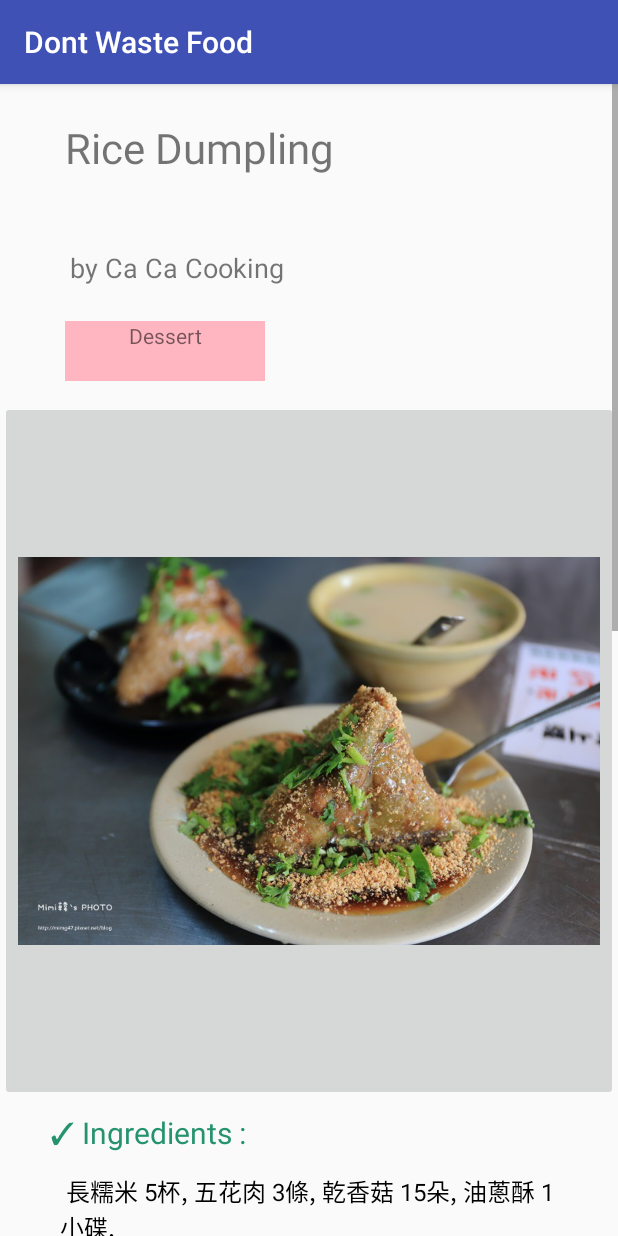
After one commit to turtle11311/Dont-Waste-Food, an Android app: the RecipeActivity screen opened directly, with no data from a screen before it, on a phone screen of 412 x 824 dp. The commit adds this screen. Run offline under Robolectric (Android 15) with nearby library versions, the phone set to English and light mode, and no system bars.

Commit message:
Add recipe activity

```diff
--- a/app/src/main/AndroidManifest.xml
+++ b/app/src/main/AndroidManifest.xml
@@ -28,7 +28,8 @@
                 <category android:name="android.intent.category.LAUNCHER" />
             </intent-filter>
         </activity>
-        <activity android:name=".CustomerProfileActivity"></activity>
+        <activity android:name=".CustomerProfileActivity" />
+        <activity android:name=".RecipeActivity" />
     </application>
 
 </manifest>
--- a/app/src/main/java/com/dwf/dontwastefood/HomeFragment.kt
+++ b/app/src/main/java/com/dwf/dontwastefood/HomeFragment.kt
@@ -43,6 +43,10 @@ class HomeFragment : Fragment() {
             // Iris add
             val imageView: ImageButton = view.findViewById(R.id.imageView)
             imageView.setImageResource(R.drawable.food_bar1)
+
+            imageView.setOnClickListener {
+                mListener?.onRecipeClicked(Uri.EMPTY)
+            }
 
             // mini_food bar
             val tr_pic: TableRow = view.findViewById(R.id.mini_food_bar)
@@ -140,7 +144,7 @@ class HomeFragment : Fragment() {
     // TODO: Rename method, update argument and hook method into UI event
     fun onButtonPressed(uri: Uri) {
         if (mListener != null) {
-            mListener!!.onFragmentInteraction(uri)
+            mListener?.onRecipeClicked(uri)
         }
     }
 
@@ -168,8 +172,7 @@ class HomeFragment : Fragment() {
      * See the Android Training lesson [Communicating with Other Fragments](http://developer.android.com/training/basics/fragments/communicating.html) for more information.
      */
     interface OnFragmentInteractionListener {
-        // TODO: Update argument type and name
-        fun onFragmentInteraction(uri: Uri)
+        fun onRecipeClicked(uri: Uri)
     }
 
     companion object {
--- a/app/src/main/java/com/dwf/dontwastefood/MainActivity.kt
+++ b/app/src/main/java/com/dwf/dontwastefood/MainActivity.kt
@@ -1,5 +1,7 @@
 package com.dwf.dontwastefood
 
+import android.content.Intent
+import android.net.Uri
 import android.os.Bundle
 import android.support.design.widget.BottomNavigationView
 import android.support.v4.app.FragmentManager
@@ -9,7 +11,9 @@ import android.util.Log
 import com.dwf.dontwastefood.proto.UserModel
 import kotlinx.android.synthetic.main.activity_main.*
 
-class MainActivity : AppCompatActivity(), RecipeCategoryFragment.OnListFragmentInteractionListener {
+class MainActivity : AppCompatActivity(),
+        RecipeCategoryFragment.OnListFragmentInteractionListener,
+        HomeFragment.OnFragmentInteractionListener {
 
 
     private val fragmentManager: FragmentManager = supportFragmentManager
@@ -63,6 +67,11 @@ class MainActivity : AppCompatActivity(), RecipeCategoryFragment.OnListFragmentI
         Log.d(TAG, item?.name)
     }
 
+    override fun onRecipeClicked(uri: Uri) {
+        val intent = Intent(this@MainActivity, RecipeActivity::class.java)
+        startActivity(intent)
+    }
+
     companion object {
         private val TAG = "MainActivity"
         var mUser: UserModel.User? = null
--- /dev/null
+++ b/app/src/main/java/com/dwf/dontwastefood/RecipeActivity.kt
@@ -0,0 +1,122 @@
+package com.dwf.dontwastefood
+
+import android.graphics.Color
+import android.os.Bundle
+import android.support.v7.app.AppCompatActivity
+import android.view.Gravity
+import android.view.ViewGroup
+import android.widget.*
+
+
+class RecipeActivity : AppCompatActivity() {
+
+    override fun onCreate(savedInstanceState: Bundle?) {
+        super.onCreate(savedInstanceState)
+        setContentView(R.layout.activity_recipe)
+
+        val ll = findViewById<LinearLayout>(R.id.recipe_detail)
+
+        val row_name = TableRow(this)
+        val row_lp = TableRow.LayoutParams(ViewGroup.LayoutParams.MATCH_PARENT, 150)
+        row_lp.setMargins(15, 5, 15, 0)
+        row_lp.gravity = Gravity.CENTER_HORIZONTAL
+        row_name.layoutParams = row_lp
+        row_name.setPadding(50, 30, 20, 20)
+        val food_name = "Rice Dumpling"
+        val name_lp = TableRow.LayoutParams(800, ViewGroup.LayoutParams.WRAP_CONTENT)
+        val name = TextView(this)
+        name.text = food_name
+        name.textSize = 28f
+        name.layoutParams = name_lp
+        row_name.addView(name)
+        val star = ImageButton(this)
+        val star_lp = TableRow.LayoutParams(150, 100)
+        var star_state = false
+        star.setBackgroundColor(Color.TRANSPARENT)
+        star.setOnClickListener {
+            star_state = !star_state
+            if (star_state)
+                star.setImageResource(android.R.drawable.btn_star_big_on)
+            else
+                star.setImageResource(android.R.drawable.btn_star_big_off)
+        }
+        if (star_state)
+            star.setImageResource(android.R.drawable.btn_star_big_on)
+        else
+            star.setImageResource(android.R.drawable.btn_star_big_off)
+        star.layoutParams = star_lp
+        row_name.addView(star)
+        ll.addView(row_name)
+
+        val author = TextView(this)
+        author.text = "by Ca Ca Cooking"
+        author.setPadding(70, 10, 50, 10)
+        author.textSize = 18f
+        ll.addView(author)
+
+        val row_lp2 = TableRow.LayoutParams(ViewGroup.LayoutParams.WRAP_CONTENT, 100)
+        row_lp2.setMargins(15, 5, 15, 0)
+        val row_star_and_class = TableRow(this)
+        row_star_and_class.setLayoutParams(row_lp2)
+        row_star_and_class.setPadding(50, 20, 20, 20)
+        val tag_lp = TableRow.LayoutParams(200, 100)
+        //tag_lp.gravity = Gravity.CENTER_HORIZONTAL;
+        val class_tag = TextView(this)
+        class_tag.layoutParams = tag_lp
+        class_tag.text = "Dessert"
+        class_tag.gravity = Gravity.CENTER_HORIZONTAL
+        class_tag.setBackgroundColor(Color.parseColor("#FFB6C1"))
+        row_star_and_class.addView(class_tag)
+        ll.addView(row_star_and_class)
+
+        val food = ImageButton(this)
+        food.setImageResource(R.drawable.food_bar1)
+        val food_lp = TableRow.LayoutParams(ViewGroup.LayoutParams.FILL_PARENT, 700)
+        //food_lp.setMargins(15,5,15,5);
+        food.scaleType = ImageView.ScaleType.FIT_CENTER
+        food.adjustViewBounds = true
+        food.layoutParams = food_lp
+        ll.addView(food)
+
+        val ingredients = TextView(this)
+        ingredients.text = "✓ Ingredients : "
+        ingredients.setPadding(50, 10, 50, 10)
+        ingredients.textSize = 20f
+        ingredients.setTextColor(Color.parseColor("#24936E"))
+        ll.addView(ingredients)
+
+        val ingredients_detail = TextView(this)
+        ingredients_detail.text = " 長糯米 5杯, 五花肉 3條, 乾香菇 15朵, 油蔥酥 1小碟,\n 蝦米 1小碟, 菜脯 150g, 粽葉 約30顆, 醬油 1大匙,\n 蠔油 1大匙, 米酒 1大匙, 冰糖 1小匙, 胡椒粉 少許,\n 香油 1匙"
+        ingredients_detail.textSize = 16f
+        ingredients_detail.setPadding(60, 10, 50, 10)
+        ingredients_detail.setTextColor(Color.BLACK)
+        ll.addView(ingredients_detail)
+
+        val cooking = TextView(this)
+        cooking.text = "✓ Cooking Methods : "
+        cooking.setPadding(50, 10, 50, 10)
+        cooking.textSize = 20f
+        cooking.setTextColor(Color.parseColor("#24936E"))
+        ll.addView(cooking)
+
+        val cooking_detail = TextView(this)
+        var receipe_text = "1. 煮一鍋滾水，加入少許的油，將粽葉放入汆燙10分鐘後瀝起，水龍頭開著以活水刷洗乾淨。\n"
+        receipe_text += "2. 長糯米泡水兩個小時後瀝乾。\n"
+        receipe_text += "3. 準備一個煮鍋，糯米放入後，加3匙的滷汁及2米杯量的水，外面放3米杯量的水蒸熟備用。\n"
+        receipe_text += "4. 先將1條五花肉切成細長狀下鍋煸香盛起，另2條五花肉切成塊狀，滷製後備用(可參考\"家常滷肉\"食譜哦)；乾香菇泡軟切細段，蝦米及菜脯泡水20分鐘後瀝乾備用。\n"
+        receipe_text += "5. 熱鍋加1匙沙拉油及1匙香油，依序將蝦米、香菇、菜脯、五花肉細條、油蔥酥下鍋炒香，以1大匙的醬油、1大匙的蠔油、1大匙的米酒、1小匙的冰糖、少許的胡椒粉調味，加入2碗量的水煨炒至稍微收汁關火。\n"
+        receipe_text += "6. 將煮好的糯米與配料均勻拌在一起，待涼後就可以開始包粽子了哦!\n"
+        receipe_text += "7. 將兩片粽葉交錯疊好，葉梗在外，粽葉光滑面朝內，於1/3處摺成漏斗狀，填入1匙量的糯米。\n"
+        receipe_text += "8. 中間放入一塊滷好的五花肉塊。\n"
+        receipe_text += "9. 再把糯米均勻填滿，以湯匙壓緊。\n"
+        receipe_text += "10. 將粽葉蓋上往內摺起，收緊後整理成三角立體型。\n"
+        receipe_text += "11. 以棉繩繞兩圈，第一圈要勒緊一點，第二圈再以活結綁妥。\n"
+        receipe_text += "12. 綁好的粽子放入電鍋，外鍋放2米杯量的水，把粽葉及糯米的味道結合在一起。\n"
+        receipe_text += "13. 蒸好後，慶端午的肉粽就完成了哦!"
+        cooking_detail.text = receipe_text
+        cooking_detail.textSize = 16f
+        cooking_detail.setPadding(60, 10, 50, 30)
+        cooking_detail.setTextColor(Color.BLACK)
+        ll.addView(cooking_detail)
+    }
+}
--- /dev/null
+++ b/app/src/main/res/layout/activity_recipe.xml
@@ -0,0 +1,15 @@
+<?xml version="1.0" encoding="utf-8"?>
+<ScrollView xmlns:android="http://schemas.android.com/apk/res/android"
+    xmlns:app="http://schemas.android.com/apk/res-auto"
+    xmlns:tools="http://schemas.android.com/tools"
+    android:layout_width="match_parent"
+    android:layout_height="match_parent"
+    tools:context="com.dwf.dontwastefood.RecipeActivity">
+
+    <LinearLayout
+        android:id="@+id/recipe_detail"
+        android:layout_width="match_parent"
+        android:layout_height="wrap_content"
+        android:orientation="vertical"></LinearLayout>
+
+</ScrollView>
```
